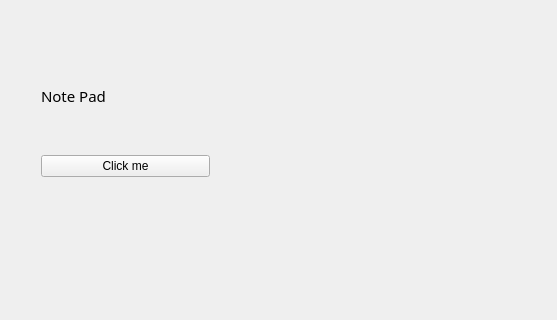
The window that mainwindow.ui (lakith/QT-Playstore) describes before a commit, drawn with Qt 5; both pictures show x 0 to 557 and y 122 to 442 of the 659 by 442 pixel window.
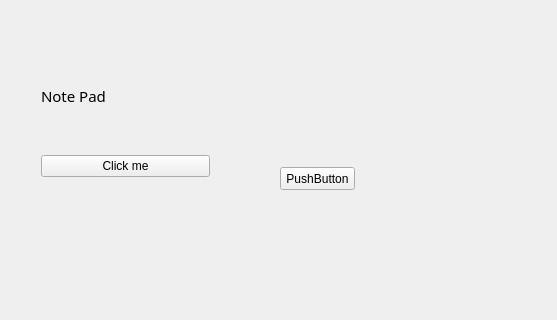
The same window after the commit. Icons and pictures are not drawn.

The edit to the form file:
```diff
--- a/mainwindow.ui
+++ b/mainwindow.ui
@@ -53,6 +53,19 @@
      </item>
     </layout>
    </widget>
+   <widget class="QPushButton" name="pushButton">
+    <property name="geometry">
+     <rect>
+      <x>280</x>
+      <y>270</y>
+      <width>75</width>
+      <height>23</height>
+     </rect>
+    </property>
+    <property name="text">
+     <string>PushButton</string>
+    </property>
+   </widget>
   </widget>
   <widget class="QMenuBar" name="menuBar">
    <property name="geometry">
```
